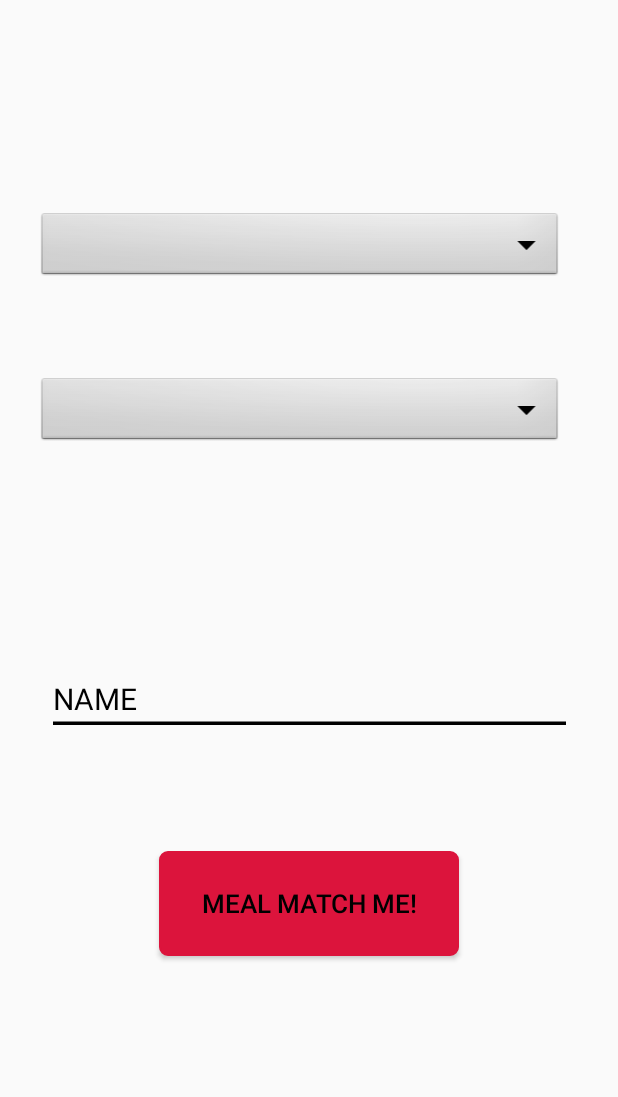
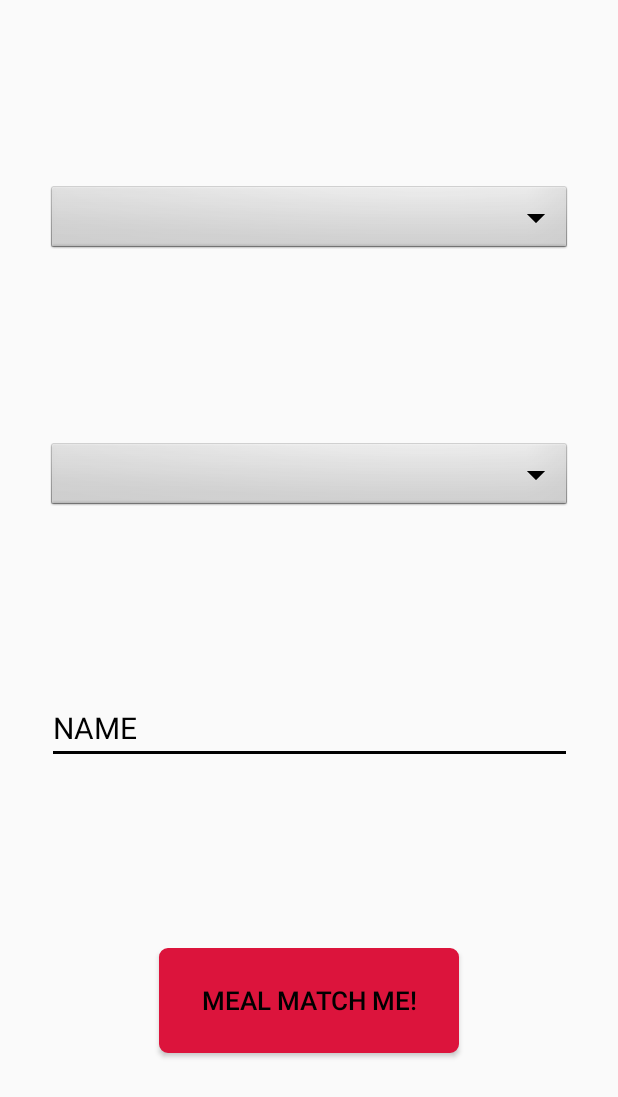
Before and after one commit to veronicamu19/MealMatch, an Android app: the SecondaryActivity screen opened directly, with no data from a screen before it, on a phone screen of 412 x 824 dp. Shown: the top 1097 px of the screen. Run offline under Robolectric (Android 15) with nearby library versions, the phone set to English and light mode, and no system bars; our stand-ins replace data binding.

```diff
--- a/app/src/main/res/layout/activity_main.xml
+++ b/app/src/main/res/layout/activity_main.xml
@@ -44,7 +44,8 @@
                 app:layout_constraintTop_toBottomOf="@id/image"
                 app:layout_constraintLeft_toLeftOf="parent"
                 app:layout_constraintRight_toRightOf="parent"
-                app:layout_constraintBottom_toTopOf="@id/swipeSomeoneIn"/>
+                app:layout_constraintBottom_toTopOf="@id/swipeSomeoneIn"
+                />
 
         <Button
                 android:id="@+id/swipeSomeoneIn"
--- a/app/src/main/res/layout/activity_secondary.xml
+++ b/app/src/main/res/layout/activity_secondary.xml
@@ -17,14 +17,12 @@
             android:id="@+id/diningLocation"
             android:layout_width="350dp"
             android:layout_height="wrap_content"
-            android:translationY="140dp"
-            android:translationX="25dp"
             android:background="@android:drawable/btn_dropdown"
             android:spinnerMode="dropdown"
-            app:layout_constraintBottom_toBottomOf=""
-            app:layout_constraintLeft_toLeftOf=""
-            app:layout_constraintRight_toRightOf=""
-            app:layout_constraintTop_toTopOf=""
+            app:layout_constraintBottom_toTopOf="@id/time"
+            app:layout_constraintLeft_toLeftOf="parent"
+            app:layout_constraintRight_toRightOf="parent"
+            app:layout_constraintTop_toTopOf="parent"
             />
 
         <Spinner
@@ -32,14 +30,12 @@
             xmlns:android="http://schemas.android.com/apk/res/android"
             android:layout_width="350dp"
             android:layout_height="wrap_content"
-            android:translationY="250dp"
-            android:translationX="25dp"
             android:background="@android:drawable/btn_dropdown"
             android:spinnerMode="dropdown"
-            app:layout_constraintBottom_toBottomOf=""
-            app:layout_constraintLeft_toLeftOf=""
-            app:layout_constraintRight_toRightOf=""
-            app:layout_constraintTop_toTopOf=""/>
+            app:layout_constraintTop_toBottomOf="@id/diningLocation"
+            app:layout_constraintLeft_toLeftOf="parent"
+            app:layout_constraintRight_toRightOf="parent"
+            app:layout_constraintBottom_toTopOf="@id/plain_text_input"/>
 
 
         <EditText
@@ -48,13 +44,11 @@
             android:layout_height="45dp"
             android:textSize="20dp"
             android:textColor="@color/colorAccent"
-            android:translationY="55dp"
-            android:translationX="0dp"
             android:text="NAME"
-            app:layout_constraintBottom_toBottomOf="parent"
+            app:layout_constraintBottom_toTopOf="@id/mealMatchMe"
             app:layout_constraintLeft_toLeftOf="parent"
             app:layout_constraintRight_toRightOf="parent"
-            app:layout_constraintTop_toTopOf="parent" />
+            app:layout_constraintTop_toBottomOf="@id/time"/>
 
 
         <Button
@@ -64,12 +58,11 @@
             android:text="MEAL MATCH ME!"
             android:textSize="17dp"
             android:textColor="@color/colorAccent"
-            android:translationY="190dp"
             android:background="@drawable/red_button"
             app:layout_constraintBottom_toBottomOf="parent"
             app:layout_constraintLeft_toLeftOf="parent"
             app:layout_constraintRight_toRightOf="parent"
-            app:layout_constraintTop_toTopOf="parent"/>
+            app:layout_constraintTop_toBottomOf="@id/plain_text_input"/>
 
     </android.support.constraint.ConstraintLayout>
 
```
